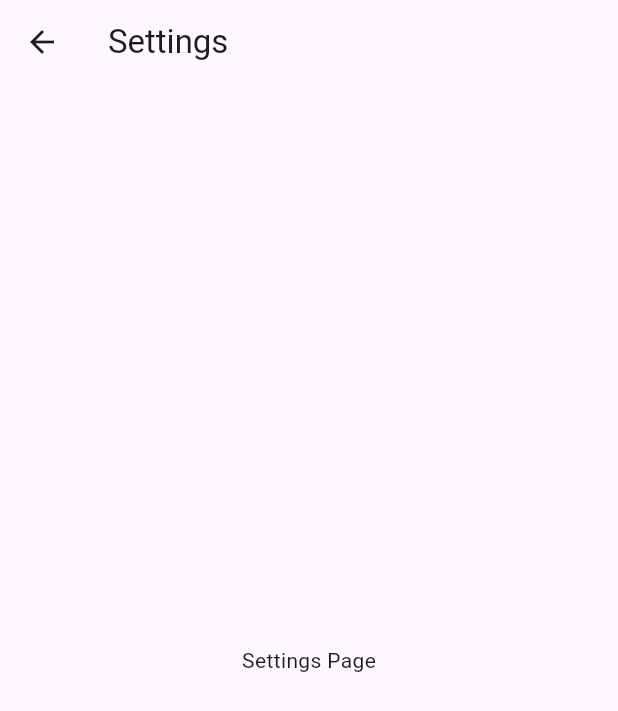
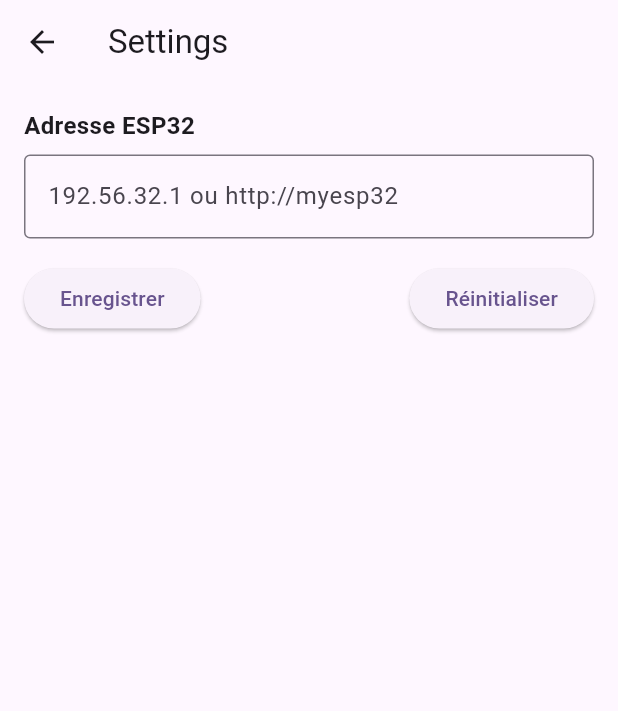
Before and after one commit to enzo-viguier/ESP32_Application, a Flutter app: the screen it shows after launch, after a tap on the "settings" icon, on a phone screen of 412 x 824 dp. Shown: the top 711 px of the screen. Run offline on Flutter 3.47's test engine with Material 3 defaults, Android fonts, the phone set to English and light mode, and no system bars; our stand-ins replace shared_preferences; missing offline and left inert: dart:ffi.

Commit message:
Ajout de Settings et de la fonctionnalité qui enregistrer la l'adresse de l'esp32

```diff
--- a/lib/screens/Settings.dart
+++ b/lib/screens/Settings.dart
@@ -1,7 +1,42 @@
 import 'package:flutter/material.dart';
+import 'package:shared_preferences/shared_preferences.dart';
 
-class Settings extends StatelessWidget {
+class Settings extends StatefulWidget {
   const Settings({super.key});
+
+  @override
+  State<Settings> createState() => _SettingsState();
+}
+
+class _SettingsState extends State<Settings> {
+  final TextEditingController _controller = TextEditingController();
+  final String _prefKey = 'esp32_address';
+
+  @override
+  void initState() {
+    super.initState();
+    _loadSavedAddress();
+  }
+
+  // Charger l'adresse enregistrée si elle existe
+  Future<void> _loadSavedAddress() async {
+    SharedPreferences prefs = await SharedPreferences.getInstance();
+    String? savedAddress = prefs.getString(_prefKey);
+    if (savedAddress != null) {
+      setState(() {
+        _controller.text = savedAddress;
+      });
+    }
+  }
+
+  // Enregistrer l'adresse dans les préférences partagées
+  Future<void> _saveAddress() async {
+    SharedPreferences prefs = await SharedPreferences.getInstance();
+    await prefs.setString(_prefKey, _controller.text);
+    ScaffoldMessenger.of(context).showSnackBar(
+      const SnackBar(content: Text('Adresse enregistrée avec succès !')),
+    );
+  }
 
   @override
   Widget build(BuildContext context) {
@@ -9,8 +44,43 @@ class Settings extends StatelessWidget {
       appBar: AppBar(
         title: const Text('Settings'),
       ),
-      body: const Center(
-        child: Text('Settings Page'),
+      body: Padding(
+        padding: const EdgeInsets.all(16.0),
+        child: Column(
+          crossAxisAlignment: CrossAxisAlignment.start,
+          children: [
+            const Text(
+              "Adresse ESP32",
+              style: TextStyle(fontSize: 16, fontWeight: FontWeight.bold),
+            ),
+            const SizedBox(height: 8),
+            TextField(
+              controller: _controller,
+              decoration: const InputDecoration(
+                border: OutlineInputBorder(),
+                hintText: "192.56.32.1 ou http://myesp32",
+              ),
+            ),
+            const SizedBox(height: 16),
+            Row(
+              mainAxisAlignment: MainAxisAlignment.spaceBetween,
+              children: [
+                ElevatedButton(
+                  onPressed: _saveAddress,
+                  child: const Text("Enregistrer"),
+                ),
+                ElevatedButton(
+                  onPressed: () {
+                    setState(() {
+                      _controller.clear();
+                    });
+                  },
+                  child: const Text("Réinitialiser"),
+                ),
+              ],
+            ),
+          ],
+        ),
       ),
     );
   }
```
